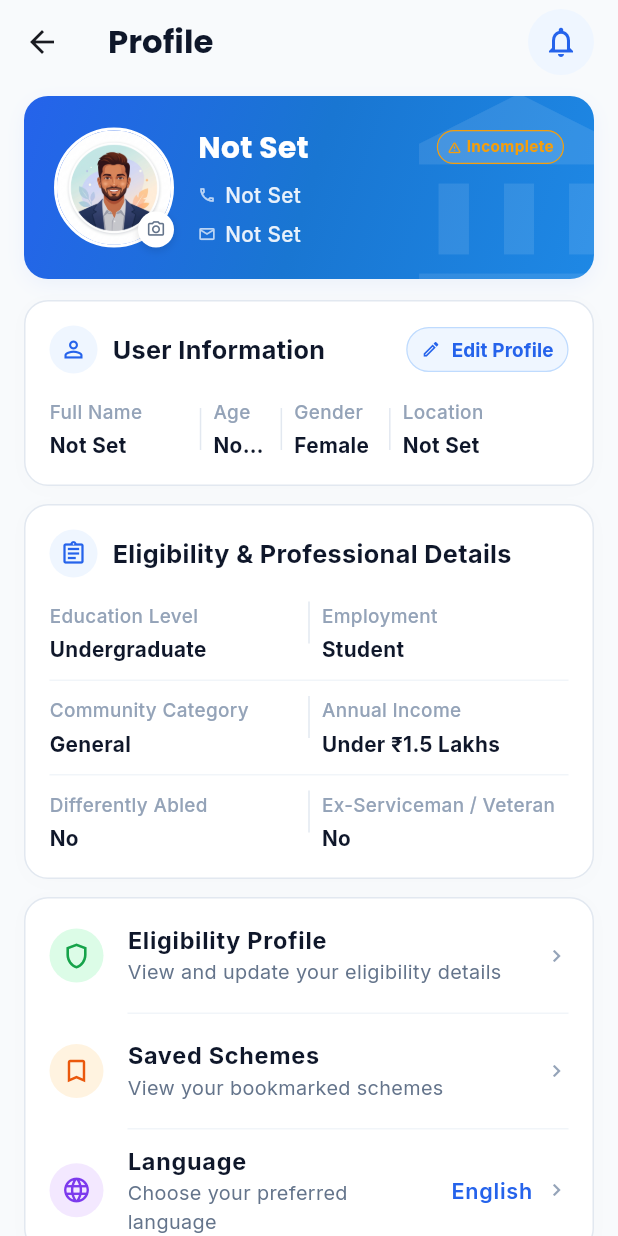
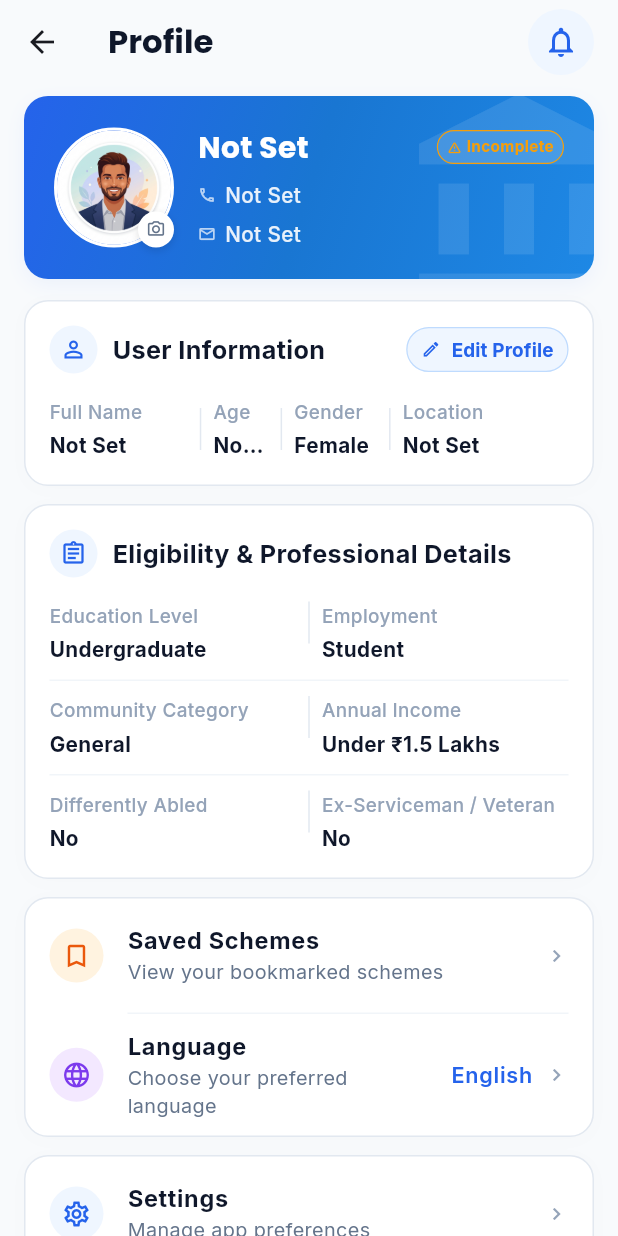
Before and after one commit to Roger-Chris/IN_Schemes, a Flutter app: the ProfileScreen screen opened directly, on a phone screen of 412 x 824 dp. Run offline on Flutter 3.47's test engine with Material 3 defaults, Android fonts, the phone set to English and light mode, and no system bars; our stand-ins replace geocoding, geolocator, google_fonts, google_sign_in, image_picker, shared_preferences and 2 more; missing offline and left inert: llama_flutter_android; accounts and stored records are empty.

Commit message:
style: remove Eligibility Profile option from Settings list

```diff
--- a/frontend/lib/screens/profile_screen.dart
+++ b/frontend/lib/screens/profile_screen.dart
@@ -899,22 +899,7 @@ class ProfileScreen extends StatelessWidget {
               ),
             ),
 
-            // 3. Grouped Navigation Actions: Card 1
             _buildGroupCard([
-              _buildProfileTile(
-                icon: Icons.shield_outlined,
-                iconColor: const Color(0xFF16A34A),
-                iconBgColor: const Color(0xFFDCFCE7),
-                title: 'Eligibility Profile',
-                subtitle: 'View and update your eligibility details',
-                onTap: () {
-                  Navigator.of(context).push(
-                    MaterialPageRoute(
-                      builder: (_) => const ProfileSetupScreen(),
-                    ),
-                  );
-                },
-              ),
               _buildProfileTile(
                 icon: Icons.bookmark_border_outlined,
                 iconColor: const Color(0xFFEA580C),
```
